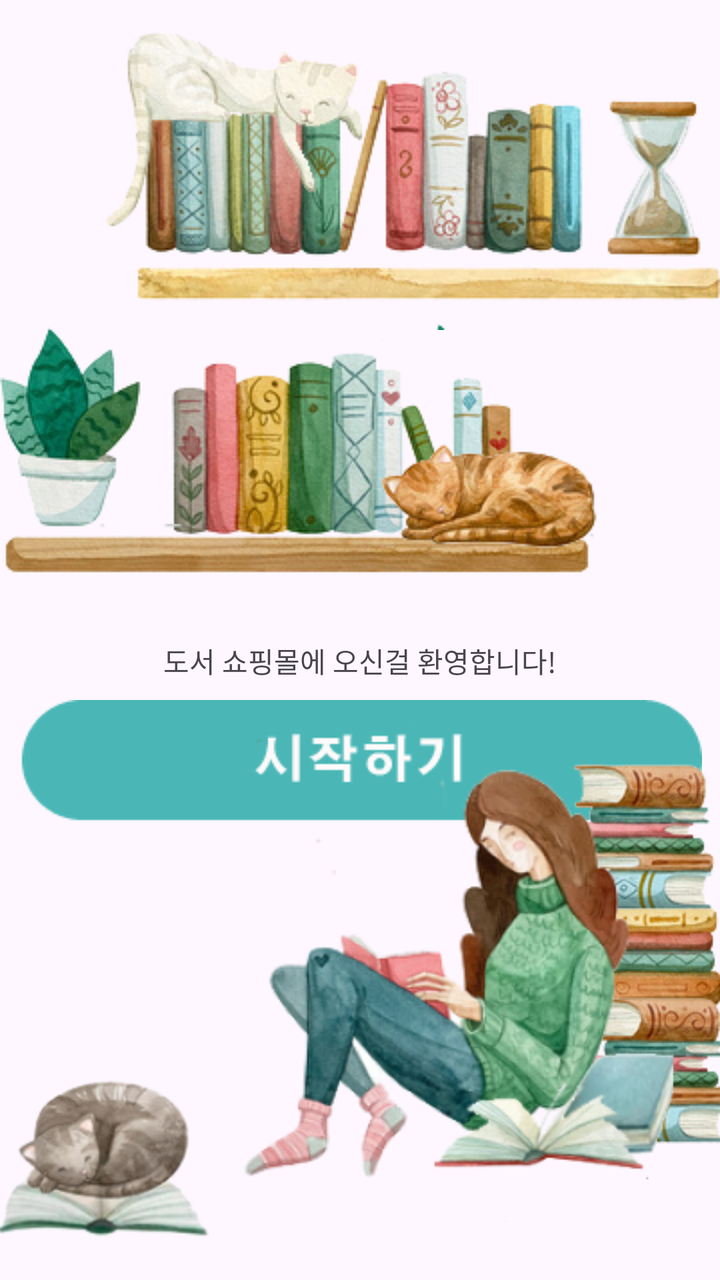
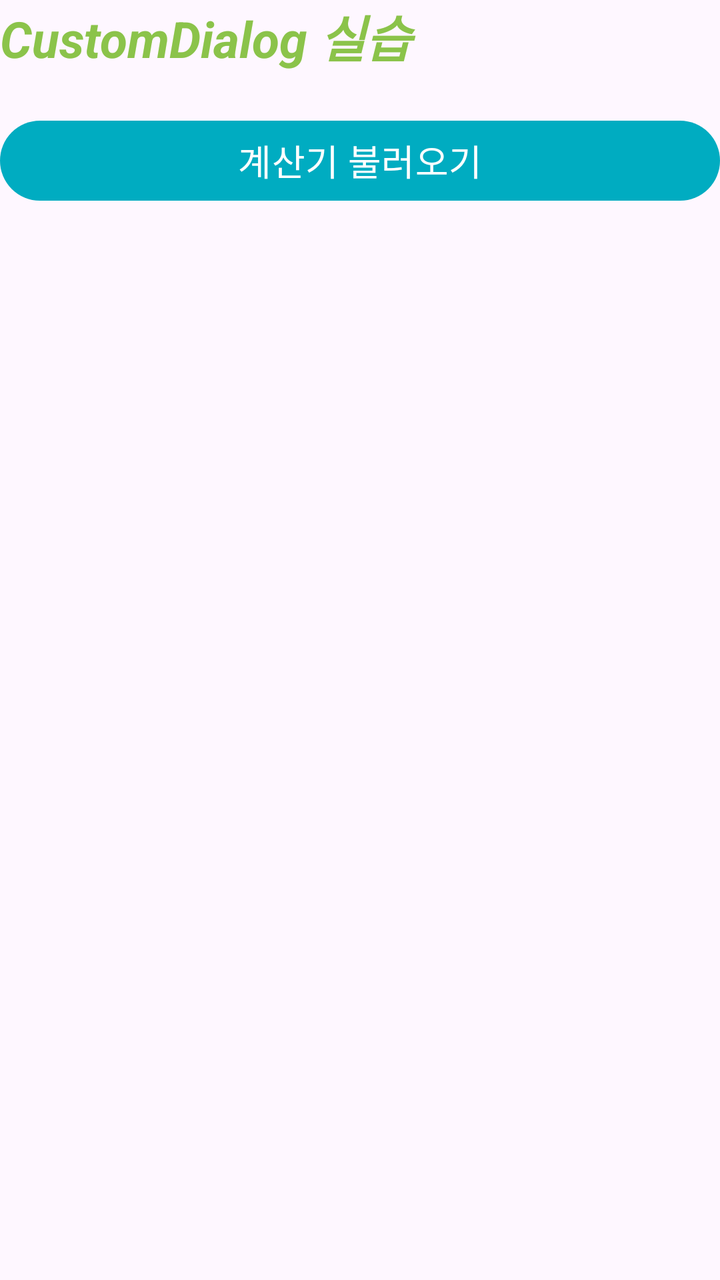

The first picture is an Android layout as it rendered before a commit; the second is the same layout after the commit. The layout source and the unified diff follow.
<!-- AndroidManifest.xml: application theme Theme.BookMarket -->
<!-- res/layout/activity_main.xml -->
<?xml version="1.0" encoding="utf-8"?>
<androidx.constraintlayout.widget.ConstraintLayout xmlns:android="http://schemas.android.com/apk/res/android"
    xmlns:app="http://schemas.android.com/apk/res-auto"
    xmlns:tools="http://schemas.android.com/tools"
    android:id="@+id/main"
    android:layout_width="match_parent"
    android:layout_height="match_parent"
    tools:context=".MainActivity">

    <ImageView
        android:id="@+id/imageView1"
        android:layout_width="wrap_content"
        android:layout_height="wrap_content"
        android:layout_marginTop="10dp"
        app:layout_constraintEnd_toEndOf="parent"
        app:layout_constraintTop_toTopOf="parent"
        app:srcCompat="@drawable/main_img1" />

    <ImageView
        android:id="@+id/imageView2"
        android:layout_width="wrap_content"
        android:layout_height="wrap_content"
        android:layout_marginTop="160dp"
        app:layout_constraintStart_toStartOf="parent"
        app:layout_constraintTop_toTopOf="parent"
        app:srcCompat="@drawable/main_img2" />

    <TextView
        android:id="@+id/textView"
        android:layout_width="wrap_content"
        android:layout_height="wrap_content"
        android:layout_marginTop="320dp"
        android:text="도서 쇼핑몰에 오신걸 환영합니다!"
        app:layout_constraintEnd_toEndOf="parent"
        app:layout_constraintStart_toStartOf="parent"
        app:layout_constraintTop_toTopOf="parent" />

    <ImageButton
        android:id="@+id/imageButton"
        android:layout_width="wrap_content"
        android:layout_height="wrap_content"
        android:layout_marginTop="350dp"
        android:background="@android:color/transparent"
        android:onClick="onBookClick"
        app:layout_constraintEnd_toEndOf="parent"
        app:layout_constraintStart_toStartOf="parent"
        app:layout_constraintTop_toTopOf="parent"
        app:srcCompat="@drawable/main_btn" />

    <ImageView
        android:id="@+id/imageView3"
        android:layout_width="wrap_content"
        android:layout_height="wrap_content"
        app:layout_constraintBottom_toBottomOf="parent"
        app:layout_constraintEnd_toEndOf="parent"
        app:layout_constraintStart_toStartOf="parent"
        app:srcCompat="@drawable/main_img3" />

</androidx.constraintlayout.widget.ConstraintLayout>
<!-- resources referenced by this layout -->
<resources>
  <!-- drawable main_btn: png bitmap (drawable, 2516 bytes) -->
  <!-- drawable main_img1: png bitmap (drawable, 66265 bytes) -->
  <!-- drawable main_img2: png bitmap (drawable, 63833 bytes) -->
  <!-- drawable main_img3: png bitmap (drawable, 124093 bytes) -->
  <style name="Theme.BookMarket" parent="Base.Theme.BookMarket" />
  <style name="Base.Theme.BookMarket" parent="Theme.Material3.DayNight.NoActionBar">
          <item name="android:statusBarColor">@color/appBarColor</item>
          <item name="android:navigationBarColor">@android:color/transparent</item>
      </style>
  <color name="appBarColor">#48B6B5</color>
</resources>

<!-- the commit's change to res/layout/activity_main.xml (unified diff, before → after) -->
@@ -1,59 +1,30 @@
 <?xml version="1.0" encoding="utf-8"?>
-<androidx.constraintlayout.widget.ConstraintLayout xmlns:android="http://schemas.android.com/apk/res/android"
+<LinearLayout xmlns:android="http://schemas.android.com/apk/res/android"
     xmlns:app="http://schemas.android.com/apk/res-auto"
     xmlns:tools="http://schemas.android.com/tools"
     android:id="@+id/main"
     android:layout_width="match_parent"
     android:layout_height="match_parent"
+    android:layout_margin="20dp"
+    android:orientation="vertical"
     tools:context=".MainActivity">
-
-    <ImageView
-        android:id="@+id/imageView1"
-        android:layout_width="wrap_content"
-        android:layout_height="wrap_content"
-        android:layout_marginTop="10dp"
-        app:layout_constraintEnd_toEndOf="parent"
-        app:layout_constraintTop_toTopOf="parent"
-        app:srcCompat="@drawable/main_img1" />
-
-    <ImageView
-        android:id="@+id/imageView2"
-        android:layout_width="wrap_content"
-        android:layout_height="wrap_content"
-        android:layout_marginTop="160dp"
-        app:layout_constraintStart_toStartOf="parent"
-        app:layout_constraintTop_toTopOf="parent"
-        app:srcCompat="@drawable/main_img2" />
 
     <TextView
         android:id="@+id/textView"
-        android:layout_width="wrap_content"
+        android:layout_width="match_parent"
         android:layout_height="wrap_content"
-        android:layout_marginTop="320dp"
-        android:text="도서 쇼핑몰에 오신걸 환영합니다!"
-        app:layout_constraintEnd_toEndOf="parent"
-        app:layout_constraintStart_toStartOf="parent"
-        app:layout_constraintTop_toTopOf="parent" />
+        android:gravity="left"
+        android:text="CustomDialog 실습"
+        android:textColor="#8BC34A"
+        android:textSize="25sp"
+        android:textStyle="bold|italic" />
 
-    <ImageButton
-        android:id="@+id/imageButton"
-        android:layout_width="wrap_content"
+    <Button
+        android:id="@+id/button"
+        android:layout_width="match_parent"
         android:layout_height="wrap_content"
-        android:layout_marginTop="350dp"
-        android:background="@android:color/transparent"
-        android:onClick="onBookClick"
-        app:layout_constraintEnd_toEndOf="parent"
-        app:layout_constraintStart_toStartOf="parent"
-        app:layout_constraintTop_toTopOf="parent"
-        app:srcCompat="@drawable/main_btn" />
-
-    <ImageView
-        android:id="@+id/imageView3"
-        android:layout_width="wrap_content"
-        android:layout_height="wrap_content"
-        app:layout_constraintBottom_toBottomOf="parent"
-        app:layout_constraintEnd_toEndOf="parent"
-        app:layout_constraintStart_toStartOf="parent"
-        app:srcCompat="@drawable/main_img3" />
-
-</androidx.constraintlayout.widget.ConstraintLayout>
+        android:layout_marginTop="20dp"
+        android:text="계산기 불러오기"
+        android:textSize="18sp"
+        app:backgroundTint="#00ACC1" />
+</LinearLayout>
<!-- resource entries referenced after the edit -->
@@ -1,9 +1,5 @@
 <!-- resources referenced by this layout -->
 <resources>
-  <!-- drawable main_btn: png bitmap (drawable, 2516 bytes) -->
-  <!-- drawable main_img1: png bitmap (drawable, 66265 bytes) -->
-  <!-- drawable main_img2: png bitmap (drawable, 63833 bytes) -->
-  <!-- drawable main_img3: png bitmap (drawable, 124093 bytes) -->
   <style name="Theme.BookMarket" parent="Base.Theme.BookMarket" />
   <style name="Base.Theme.BookMarket" parent="Theme.Material3.DayNight.NoActionBar">
           <item name="android:statusBarColor">@color/appBarColor</item>
